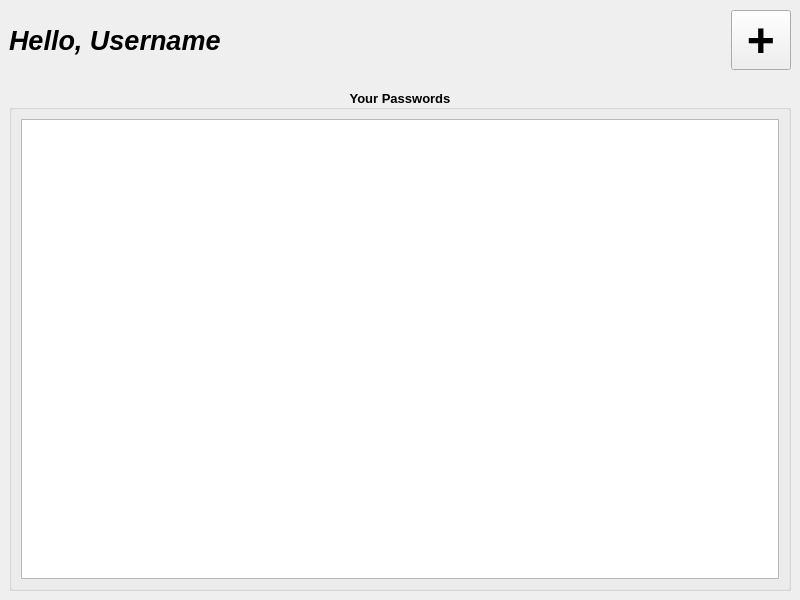
First picture: the form in UI/mainwindow.ui, repository milonpabis/MasterPass, before the edit.
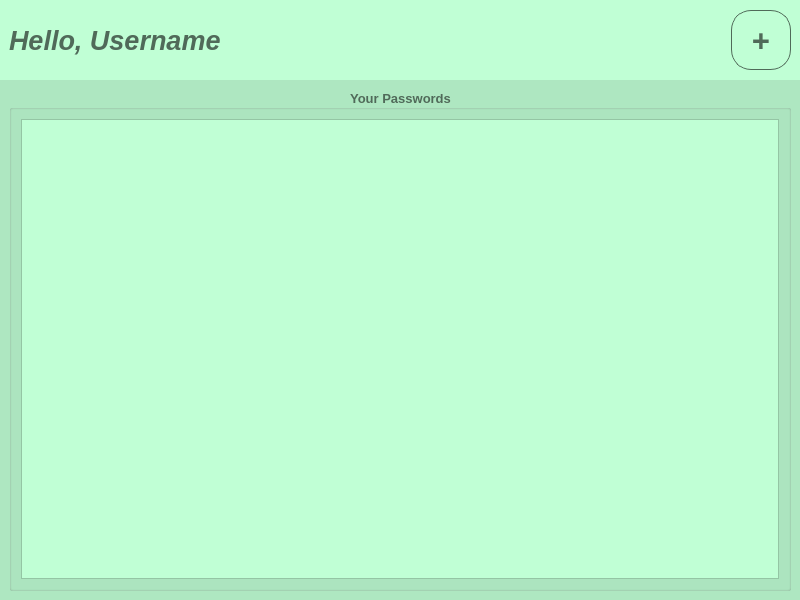
Second picture: the form after the edit.

What changed in the file:
```diff
--- a/UI/mainwindow.ui
+++ b/UI/mainwindow.ui
@@ -68,6 +68,9 @@
         <height>80</height>
        </size>
       </property>
+      <property name="styleSheet">
+       <string notr="true">background-color: rgb(192, 255, 213);</string>
+      </property>
       <property name="frameShape">
        <enum>QFrame::NoFrame</enum>
       </property>
@@ -84,6 +87,9 @@
            <bold>true</bold>
           </font>
          </property>
+         <property name="styleSheet">
+          <string notr="true">color: rgb(80, 106, 89);</string>
+         </property>
          <property name="text">
           <string>Hello, Username</string>
          </property>
@@ -105,10 +111,17 @@
          </property>
          <property name="font">
           <font>
-           <pointsize>36</pointsize>
+           <family>Microsoft JhengHei</family>
+           <pointsize>24</pointsize>
            <bold>true</bold>
           </font>
          </property>
+         <property name="styleSheet">
+          <string notr="true">border-radius: 20px;
+background-color: rgb(192, 255, 213);
+border: 1px solid rgb(80, 106, 89);
+color: rgb(80, 106, 89);</string>
+         </property>
          <property name="text">
           <string>+</string>
          </property>
@@ -125,6 +138,9 @@
         <height>16777215</height>
        </size>
       </property>
+      <property name="styleSheet">
+       <string notr="true">background-color: rgb(174, 231, 193);</string>
+      </property>
       <property name="frameShape">
        <enum>QFrame::NoFrame</enum>
       </property>
@@ -140,6 +156,9 @@
            <bold>true</bold>
           </font>
          </property>
+         <property name="styleSheet">
+          <string notr="true">color: rgb(80, 106, 89);</string>
+         </property>
          <property name="title">
           <string>Your Passwords</string>
          </property>
@@ -149,6 +168,9 @@
          <layout class="QVBoxLayout" name="verticalLayout_2">
           <item>
            <widget class="QListView" name="listView_passwords">
+            <property name="styleSheet">
+             <string notr="true">background-color: rgb(192, 255, 213);</string>
+            </property>
             <property name="spacing">
              <number>70</number>
             </property>
```
